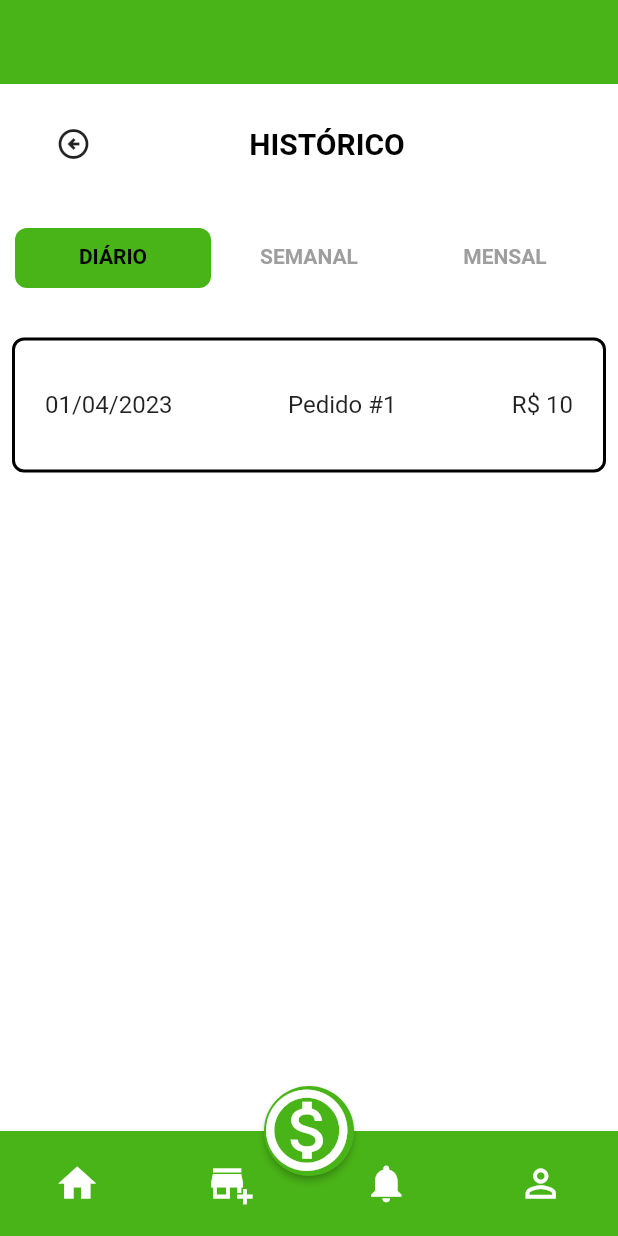
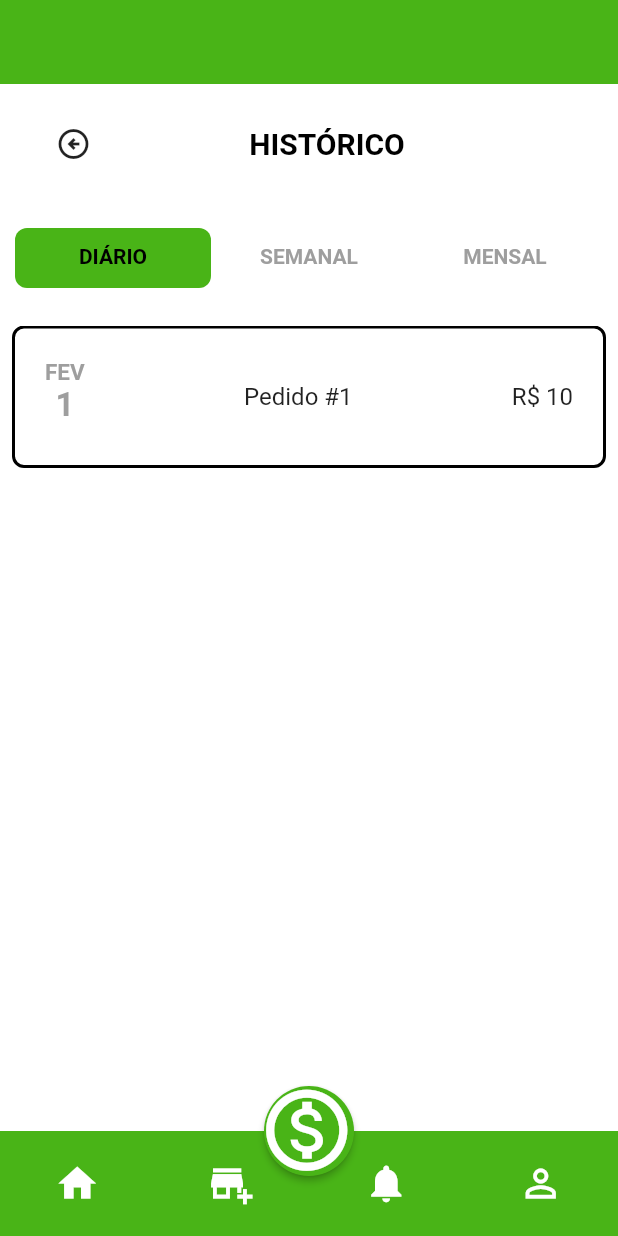
Before and after one commit to jeangsilva/olympusfood, a Flutter app: the HistoryScreen screen opened directly, on a phone screen of 412 x 824 dp. Run offline on Flutter 3.47's test engine with Material 2 defaults, Android fonts, the phone set to English and light mode, and no system bars; our stand-ins replace page_indicator; network calls fail.

Commit message:
Update history_screen.dart
Finalizando a tela por enquanto

```diff
--- a/lib/screens/history_screen.dart
+++ b/lib/screens/history_screen.dart
@@ -142,9 +142,9 @@ class _HistoryScreenState extends State<HistoryScreen>
       itemCount: 1,
       itemBuilder: (context, index) {
         return Padding(
-          padding: const EdgeInsets.all(8),
+          padding: const EdgeInsets.symmetric(horizontal: 8),
           child: Container(
-            height: 90,
+            height: 95,
             decoration: BoxDecoration(
               color: Colors.white,
               borderRadius: BorderRadius.circular(8),
@@ -154,12 +154,32 @@ class _HistoryScreenState extends State<HistoryScreen>
             child: Row(
               mainAxisAlignment: MainAxisAlignment.spaceBetween,
               children: [
+                Column(
+                  children: [
                     const Text(
-                  '01/04/2023',
+                      'FEV',
                       style: TextStyle(
-                    fontSize: 16,
+                        fontSize: 15,
+                        color: Colors.grey,
+                        fontWeight: FontWeight.bold
                       ),
                     ),
+                    Text(
+                      '${index + 1}',
+                      style: const TextStyle(
+                        fontSize: 22,
+                        color: Colors.grey,
+                        fontWeight: FontWeight.bold
+                      ),
+                    ),
+                  ]
+                ),
+                // const Text(
+                //   '01/04/2023',
+                //   style: TextStyle(
+                //     fontSize: 16,
+                //   ),
+                // ),
                 Text(
                   'Pedido #${index + 1}',
                   style: const TextStyle(
@@ -187,7 +207,7 @@ class _HistoryScreenState extends State<HistoryScreen>
         return Padding(
           padding: const EdgeInsets.all(8),
           child: Container(
-            height: 90,
+            height: 95,
             decoration: BoxDecoration(
               color: Colors.white,
               borderRadius: BorderRadius.circular(8),
@@ -197,11 +217,25 @@ class _HistoryScreenState extends State<HistoryScreen>
             child: Row(
               mainAxisAlignment: MainAxisAlignment.spaceBetween,
               children: [
+                Column(
+                  children: [
                     const Text(
-                  '01/04/2023',
+                      'FEV',
                       style: TextStyle(
-                    fontSize: 16,
+                        fontSize: 15,
+                        color: Colors.grey,
+                        fontWeight: FontWeight.bold
                       ),
+                    ),
+                    Text(
+                      '${index + 1}',
+                      style: const TextStyle(
+                        fontSize: 22,
+                        color: Colors.grey,
+                        fontWeight: FontWeight.bold
+                      ),
+                    ),
+                  ]
                 ),
                 Text(
                   'Pedido #${index + 1}',
@@ -230,7 +264,7 @@ class _HistoryScreenState extends State<HistoryScreen>
         return Padding(
           padding: const EdgeInsets.all(8),
           child: Container(
-            height: 90,
+            height: 95,
             decoration: BoxDecoration(
               color: Colors.white,
               borderRadius: BorderRadius.circular(8),
@@ -240,11 +274,25 @@ class _HistoryScreenState extends State<HistoryScreen>
             child: Row(
               mainAxisAlignment: MainAxisAlignment.spaceBetween,
               children: [
+                Column(
+                  children: [
                     const Text(
-                  '01/04/2023',
+                      'FEV',
                       style: TextStyle(
-                    fontSize: 16,
+                        fontSize: 15,
+                        color: Colors.grey,
+                        fontWeight: FontWeight.bold
                       ),
+                    ),
+                    Text(
+                      '${index + 1}',
+                      style: const TextStyle(
+                        fontSize: 22,
+                        color: Colors.grey,
+                        fontWeight: FontWeight.bold
+                      ),
+                    ),
+                  ]
                 ),
                 Text(
                   'Pedido #${index + 1}',
```
Lines whose indentation alone changed are shown as unchanged.
